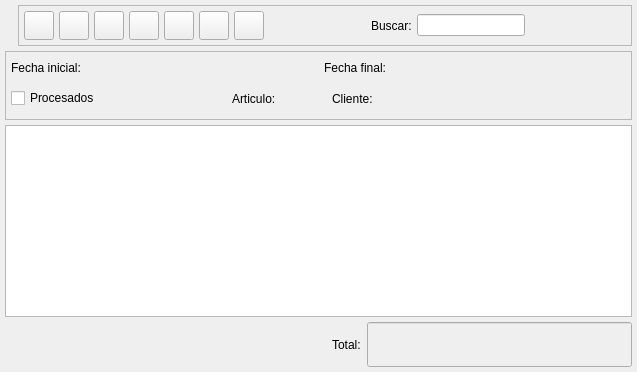
Above: bulmages/bulmafact/src/albaranclientelistbase.ui from eboladev/Bulmages-1 before the change. Below: the same form after it.
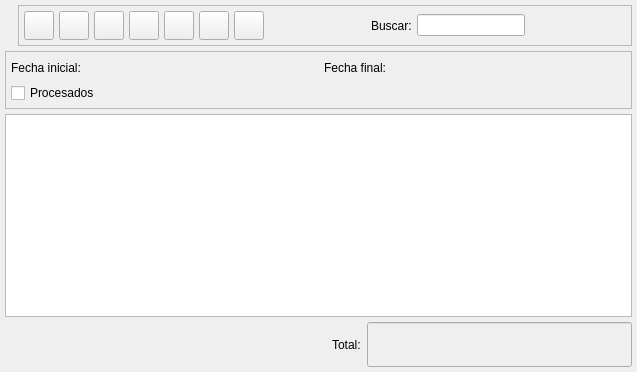
That is the form after the change. Icons and pictures are not drawn. Custom widgets are drawn as their Qt base class.

The edit to the form file:
```diff
--- a/bulmages/bulmafact/src/albaranclientelistbase.ui
+++ b/bulmages/bulmafact/src/albaranclientelistbase.ui
@@ -355,55 +355,9 @@
           </property>
          </widget>
         </item>
-        <item>
-         <spacer>
-          <property name="orientation" >
-           <enum>Qt::Horizontal</enum>
-          </property>
-          <property name="sizeType" >
-           <enum>QSizePolicy::Expanding</enum>
-          </property>
-          <property name="sizeHint" >
-           <size>
-            <width>140</width>
-            <height>31</height>
-           </size>
-          </property>
-         </spacer>
-        </item>
-        <item>
-         <widget class="QLabel" name="textLabel1_2_2" >
-          <property name="text" >
-           <string>Articulo:</string>
-          </property>
-         </widget>
-        </item>
         <item>
          <widget class="BusquedaArticulo" native="1" name="m_articulo" />
         </item>
-        <item>
-         <spacer>
-          <property name="orientation" >
-           <enum>Qt::Horizontal</enum>
-          </property>
-          <property name="sizeType" >
-           <enum>QSizePolicy::Expanding</enum>
-          </property>
-          <property name="sizeHint" >
-           <size>
-            <width>60</width>
-            <height>31</height>
-           </size>
-          </property>
-         </spacer>
-        </item>
-        <item>
-         <widget class="QLabel" name="textLabel1_2_2_2" >
-          <property name="text" >
-           <string>Cliente:</string>
-          </property>
-         </widget>
-        </item>
         <item>
          <widget class="BusquedaCliente" native="1" name="m_cliente" >
           <property name="minimumSize" >
```
